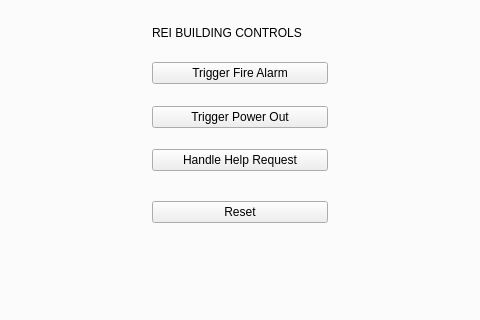
Qt form ElevatorApplication/mainelevatorwindow.ui (CATBOYCOWBOY/COMP3004A3) before a commit; both pictures show x 150 to 630 and y 168 to 488 of the 800 by 600 pixel window.
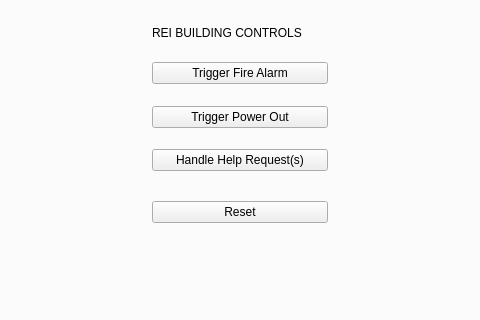
The same form after that commit. The open tabs and pages were chosen to show the change.

```diff
--- a/ElevatorApplication/mainelevatorwindow.ui
+++ b/ElevatorApplication/mainelevatorwindow.ui
@@ -613,7 +613,7 @@
        <item>
         <widget class="QPushButton" name="handleHelpButton">
          <property name="text">
-          <string>Handle Help Request</string>
+          <string>Handle Help Request(s)</string>
          </property>
         </widget>
        </item>
```
